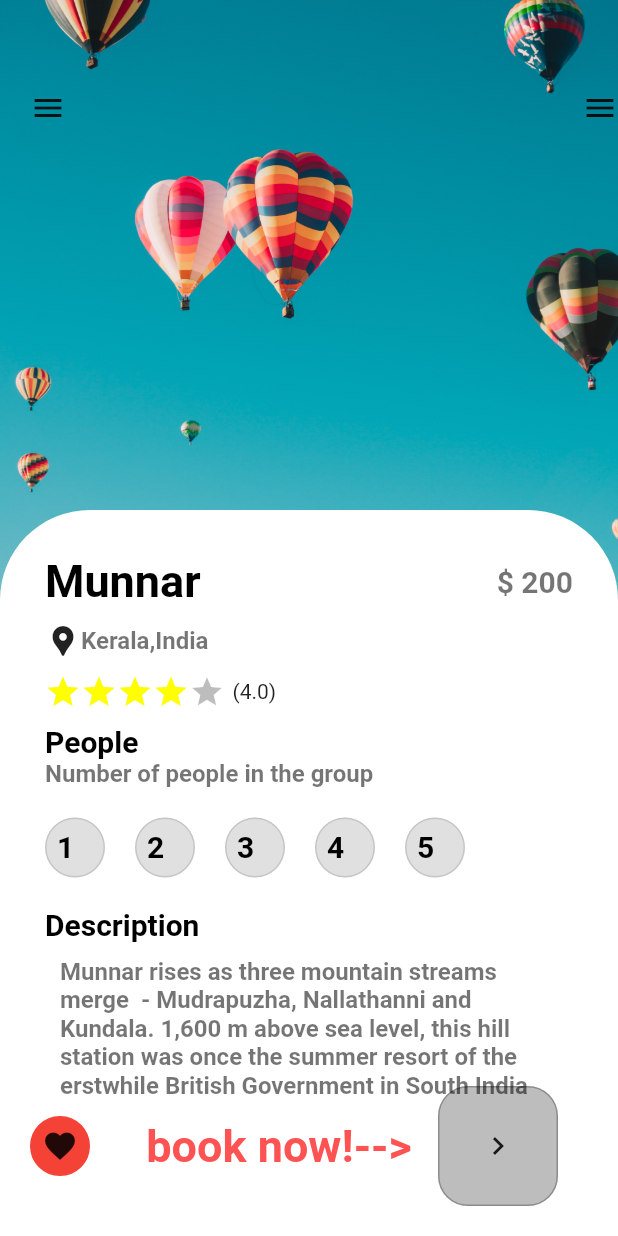
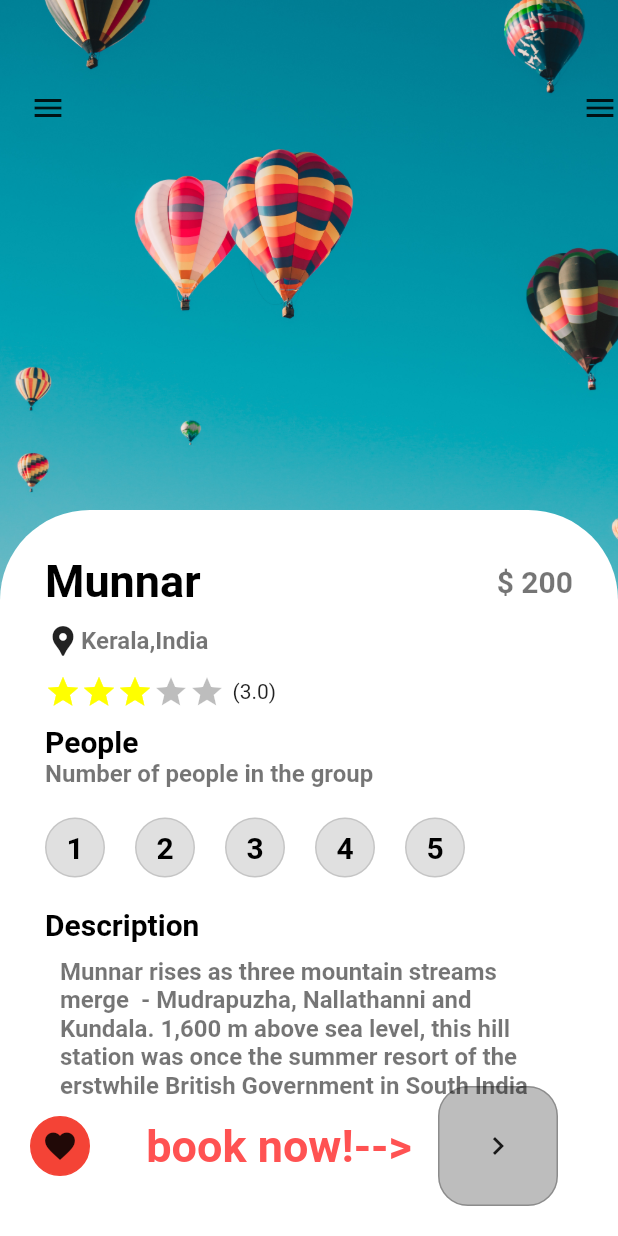
Before and after one commit to anoop5115/trip-app, a Flutter app: the DetailPage screen opened directly, on a phone screen of 412 x 824 dp. Run offline on Flutter 3.47's test engine with Material 2 defaults, Android fonts, the phone set to English and light mode, and no system bars; our stand-ins replace bloc, equatable; missing offline and left inert: bloc_provider; statements that could not run were skipped.

Commit message:
Save changes before Flutter upgrade

```diff
--- a/lib/main.dart
+++ b/lib/main.dart
@@ -1,4 +1,7 @@
+import 'package:bloc/bloc.dart';
+import 'package:bloc_provider/bloc_provider.dart';
 import 'package:flutter/material.dart';
+import 'package:tripapp/cubit/app_cubits.dart';
 import 'package:tripapp/pages/navpages/detail_page.dart';
 import 'package:tripapp/pages/navpages/main_page.dart';
 import 'pages/welcome_page.dart';
@@ -13,7 +16,7 @@ class MyApp extends StatelessWidget {
   @override
   Widget build(BuildContext context) {
     return MaterialApp(
-      home: DetailPage(),
+      home:
     );
   }
 }
--- a/lib/pages/navpages/app_buttons.dart
+++ b/lib/pages/navpages/app_buttons.dart
@@ -29,6 +29,7 @@ class AppButtons extends StatelessWidget {
       padding: EdgeInsets.all(7),
       width: size,
       height: size,
+      alignment: Alignment.center,
       child: isicon == false
           ? AppLargeText(
               text: "$str",
--- a/lib/pages/navpages/detail_page.dart
+++ b/lib/pages/navpages/detail_page.dart
@@ -11,7 +11,7 @@ class DetailPage extends StatefulWidget {
   State<DetailPage> createState() => _DetailPageState();
 }
 
-var gottenstar = 4;
+var gottenstar = 3;
 int selectedindex = -1;
 
 class _DetailPageState extends State<DetailPage> {
--- a/pubspec.yaml
+++ b/pubspec.yaml
@@ -34,6 +34,10 @@ dependencies:
   # The following adds the Cupertino Icons font to your application.
   # Use with the CupertinoIcons class for iOS style icons.
   cupertino_icons: ^1.0.2
+  bloc: ^8.1.2
+  equatable: ^2.0.5
+  bloc_provider: ^1.0.0
+  provider: ^6.0.5
 
 dev_dependencies:
   flutter_test:
```
Also changed, not shown: lib/cubit/app_cubit_states.dart (added, +15 -0 lines), lib/cubit/app_cubits.dart (added, +20 -0 lines), pubspec.lock.
